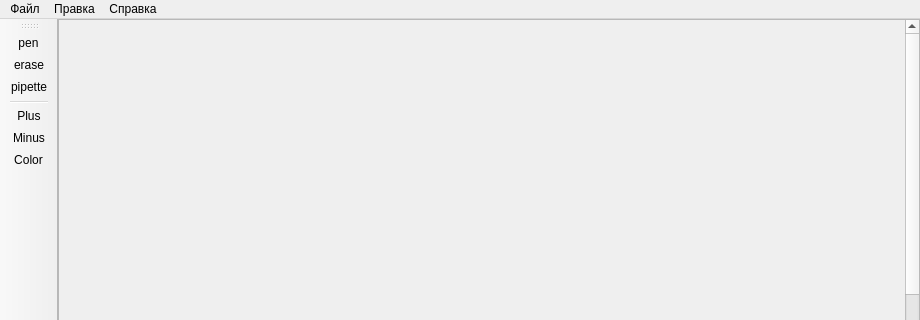
teplov-andrew/mc-paint, file paint_ui.ui: the form before one commit; both pictures show x 0 to 920 and y 0 to 320 of the 920 by 641 pixel window.
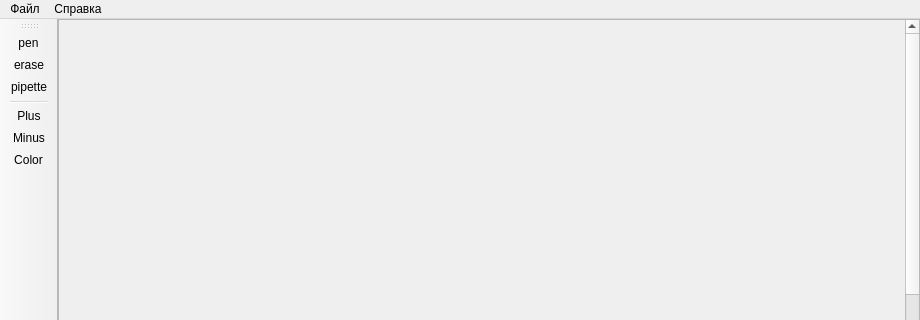
The form after the commit. Icons and pictures are not drawn.

```diff
--- a/paint_ui.ui
+++ b/paint_ui.ui
@@ -135,13 +135,6 @@
     <addaction name="separator"/>
     <addaction name="actionQuit"/>
    </widget>
-   <widget class="QMenu" name="menuEdit">
-    <property name="title">
-     <string>Правка</string>
-    </property>
-    <addaction name="actionUndo"/>
-    <addaction name="actionRedo"/>
-   </widget>
    <widget class="QMenu" name="menuHelp">
     <property name="title">
      <string>Справка</string>
@@ -149,7 +142,6 @@
     <addaction name="actionAbout"/>
    </widget>
    <addaction name="menuFile"/>
-   <addaction name="menuEdit"/>
    <addaction name="menuHelp"/>
   </widget>
   <widget class="QToolBar" name="toolBar">
```
Left out of the diff: 102 changed lines with no effect on the pictures.
